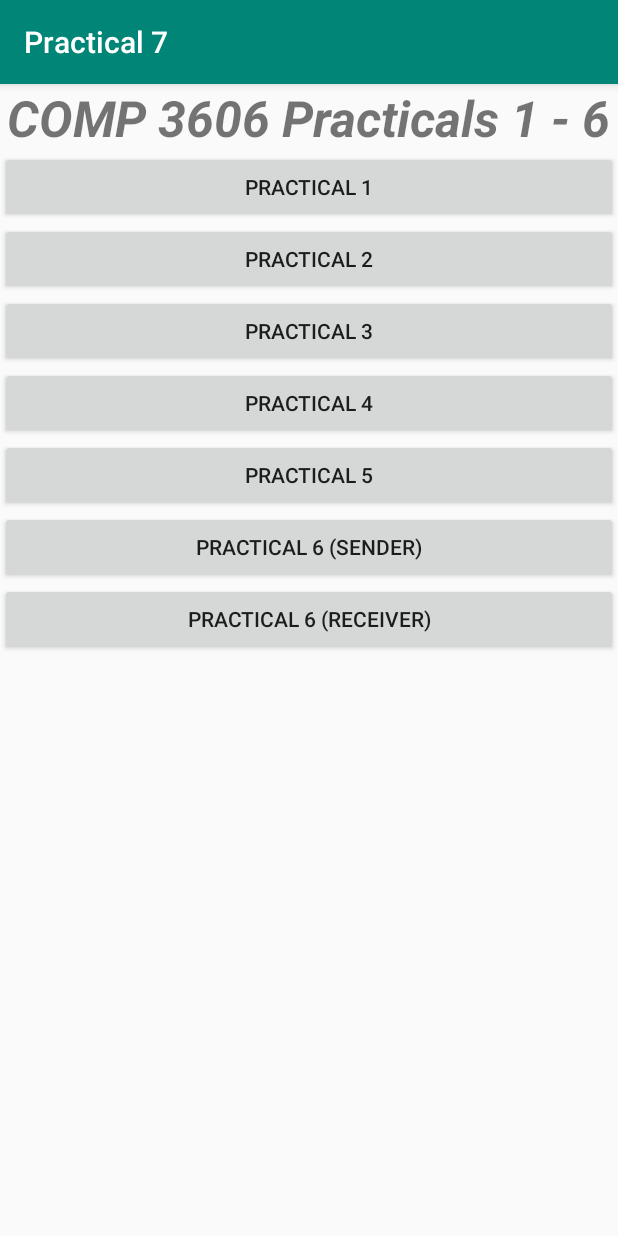
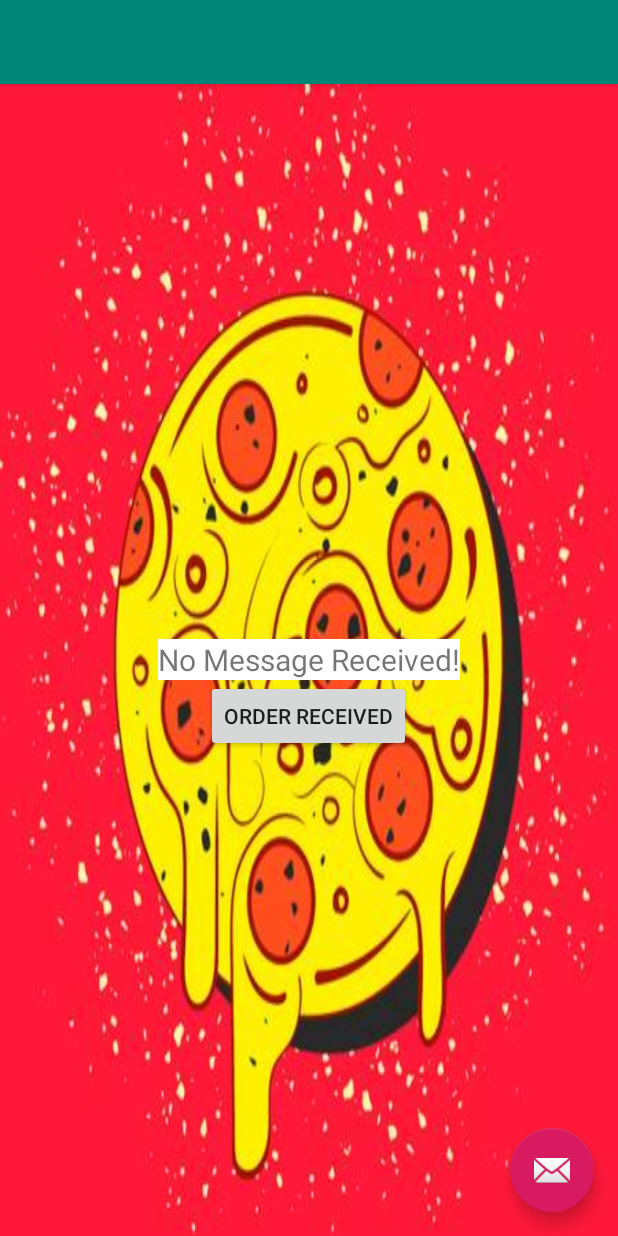
Before and after one commit to aundrae/COMP3606-Practical-7, an Android app: the screen it shows after launch (MainActivity before the commit, Practical6Receiver after it), after a tap on "PRACTICAL 6 (RECEIVER)", on a phone screen of 412 x 824 dp. Run offline under Robolectric (Android 15) with nearby library versions, the phone set to English and light mode, and no system bars.

Commit message:
All of Practical 6 added.

```diff
--- a/app/src/main/java/com/example/justi/practical7/Calculation.java
+++ b/app/src/main/java/com/example/justi/practical7/Calculation.java
@@ -17,6 +17,10 @@ public class Calculation extends AppCompatActivity {
     TextView total;
     String s="";
     private int SMS_PERMISSION=1;
+
+    //Update to number desired
+
+    private String phoneNumber="5556";
     private SmsManager manager=SmsManager.getDefault();
     @Override
     protected void onCreate(Bundle savedInstanceState) {
@@ -57,7 +61,7 @@ public class Calculation extends AppCompatActivity {
         Toast.makeText(getApplicationContext(), "Pizza Ordered", Toast.LENGTH_SHORT).show();
         try{
 
-            manager.sendTextMessage("6846142", null, s, null,
+            manager.sendTextMessage(phoneNumber, null, s, null,
                     null);
         }catch (Exception e){
 
--- /dev/null
+++ b/app/src/main/java/com/example/justi/practical7/Practical6Receiver.java
@@ -0,0 +1,58 @@
+package com.example.justi.practical7;
+import android.content.pm.PackageManager;
+import android.support.v4.app.ActivityCompat;
+import android.support.v4.content.ContextCompat;
+import android.support.v7.app.AppCompatActivity;
+import android.os.Bundle;
+import android.telephony.SmsManager;
+import android.view.View;
+import android.widget.Button;
+import android.widget.TextView;
+import android.widget.Toast;
+
+import android.Manifest;
+
+public class Practical6Receiver extends AppCompatActivity {
+    Button reply;
+    String phonenumber, message;
+    private int SMS_PERMISSION=1,SMS_PERMISSION1=1,SMS_PERMISSION2=1;
+    private static Practical6Receiver ins;
+    private SmsManager manager = SmsManager.getDefault();
+    TextView view;
+    @Override
+    protected void onCreate(Bundle savedInstanceState) {
+        super.onCreate(savedInstanceState);
+        setContentView(R.layout.activity_practical6_receiver);
+        ins=this;
+        view=findViewById(R.id.message);
+        SmsReceiver sms=new SmsReceiver();
+        reply = findViewById(R.id.reply);
+        phonenumber = "5554";
+        message = "order received";
+
+    }
+
+    public void replier(View v){
+        try {
+            SmsManager smsman = SmsManager.getDefault();
+            //SmsReceiver.
+            smsman.sendTextMessage(phonenumber,null,message,null,null);
+            Toast.makeText(getApplicationContext(),"Reply Sent",Toast.LENGTH_SHORT).show();
+        }catch (Exception e){
+            Toast.makeText(getApplicationContext(),"Reply failed to send",Toast.LENGTH_SHORT).show();
+        }
+    }
+
+    public void requestSMSPermission(){
+        ActivityCompat.requestPermissions(this,new String[]{Manifest.permission.RECEIVE_SMS},SMS_PERMISSION);
+    }
+    public static Practical6Receiver getInstance(){
+        return ins;
+    }
+    public void setText(String s){
+        view.setText(s);
+    }
+    public void setNumber(String num){
+        phonenumber=num;
+    }
+}
--- /dev/null
+++ b/app/src/main/res/layout/activity_practical6_receiver.xml
@@ -0,0 +1,33 @@
+<?xml version="1.0" encoding="utf-8"?>
+<android.support.design.widget.CoordinatorLayout xmlns:android="http://schemas.android.com/apk/res/android"
+    xmlns:app="http://schemas.android.com/apk/res-auto"
+    xmlns:tools="http://schemas.android.com/tools"
+    android:layout_width="match_parent"
+    android:layout_height="match_parent"
+    tools:context=".Practical6Receiver">
+
+    <android.support.design.widget.AppBarLayout
+        android:layout_width="match_parent"
+        android:layout_height="wrap_content"
+        android:theme="@style/AppTheme.AppBarOverlay">
+
+        <android.support.v7.widget.Toolbar
+            android:id="@+id/toolbar"
+            android:layout_width="match_parent"
+            android:layout_height="?attr/actionBarSize"
+            android:background="?attr/colorPrimary"
+            app:popupTheme="@style/AppTheme.PopupOverlay" />
+
+    </android.support.design.widget.AppBarLayout>
+
+    <include layout="@layout/content_practical6_receiver" />
+
+    <android.support.design.widget.FloatingActionButton
+        android:id="@+id/fab"
+        android:layout_width="wrap_content"
+        android:layout_height="wrap_content"
+        android:layout_gravity="bottom|end"
+        android:layout_margin="@dimen/fab_margin"
+        app:srcCompat="@android:drawable/ic_dialog_email" />
+
+</android.support.design.widget.CoordinatorLayout>
--- /dev/null
+++ b/app/src/main/res/layout/content_practical6_receiver.xml
@@ -0,0 +1,29 @@
+<?xml version="1.0" encoding="utf-8"?>
+<RelativeLayout xmlns:android="http://schemas.android.com/apk/res/android"
+    xmlns:app="http://schemas.android.com/apk/res-auto"
+    xmlns:tools="http://schemas.android.com/tools"
+    android:layout_width="match_parent"
+    android:layout_height="match_parent"
+    app:layout_behavior="@string/appbar_scrolling_view_behavior"
+    tools:context=".Practical6Receiver"
+    tools:showIn="@layout/activity_practical6_receiver"
+    android:background="@drawable/pizzabkg">
+    <TextView
+        android:id="@+id/message"
+        android:layout_width="wrap_content"
+        android:layout_height="wrap_content"
+        android:text="@string/no_message_received"
+        android:layout_centerInParent="true"
+        android:background="#ffff"
+        android:textSize="20dp" />
+
+    <Button
+        android:id="@+id/reply"
+        android:layout_width="wrap_content"
+        android:layout_height="wrap_content"
+        android:text="Order Received"
+        android:layout_centerHorizontal="true"
+        android:layout_below="@id/message"
+        android:onClick="replier"/>
+
+</RelativeLayout>
--- a/app/src/main/res/values/strings.xml
+++ b/app/src/main/res/values/strings.xml
@@ -37,4 +37,7 @@
     <string name="first_name">First Name</string>
     <string name="last_name">ID #</string>
     <string name="orders">Orders</string>
+    <string name="title_activity_practical6_receiver">Practical6Receiver</string>
+    <string name="no_message_received">No Message Received!</string>
+
 </resources>
```
Also changed, not shown: app/src/main/AndroidManifest.xml (+11 -2 lines), app/src/main/java/com/example/justi/practical7/MainActivity.java (+5 -2 lines), app/src/main/java/com/example/justi/practical7/SmsReceiver.java (added, +35 -0 lines), app/src/main/res/drawable/pizzabkg.jpg (added).
